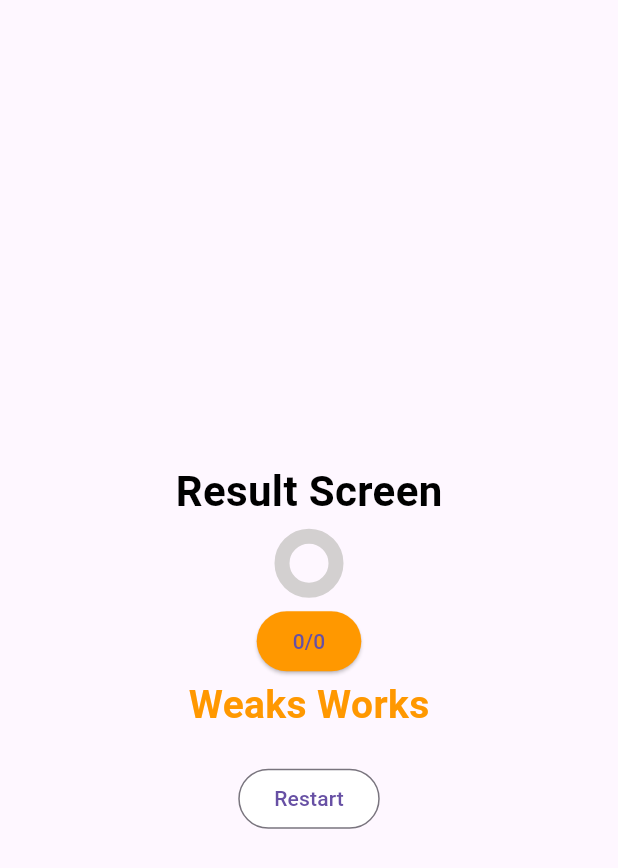
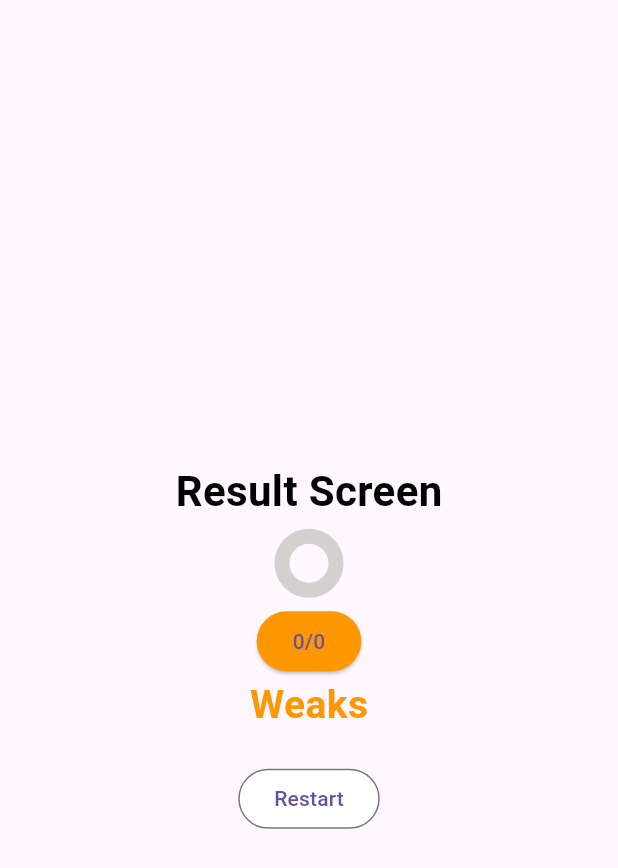
Before and after one commit to shalitha0113/Quiz_Apps, a Flutter app: the ResultScreen widget shown alone on an empty page, opened directly with empty values, on a phone screen of 412 x 824 dp. Shown: the top 868 px of the screen. Run offline on Flutter 3.47's test engine with Material 3 defaults, Android fonts, the phone set to English and light mode, and no system bars.

Commit message:
add result screen upadate - 4

```diff
--- a/quiz_app/lib/result_screen.dart
+++ b/quiz_app/lib/result_screen.dart
@@ -36,13 +36,13 @@ class ResultScreen extends StatelessWidget {
 
     if (numberOfCurrentAnswer >= 7) {
       color = Colors.green;
-      remarks = "Great Works";
+      remarks = "Great";
     } else if (numberOfCurrentAnswer >= 5) {
       color = Colors.teal;
-      remarks = "Fair Works";
+      remarks = "Fair";
     } else {
       color = Colors.orange;
-      remarks = "Weaks Works";
+      remarks = "Weaks";
     }
 
     return Center(
@@ -92,7 +92,7 @@ class ResultScreen extends StatelessWidget {
             ),
             for (var i = 0; i < summary.length; i++)
               Padding(
-                padding: const EdgeInsets.all(4.0),
+                padding: const EdgeInsets.all(8.0),
                 child: Column(
                   mainAxisAlignment: MainAxisAlignment.start,
                   crossAxisAlignment: CrossAxisAlignment.start,
```
